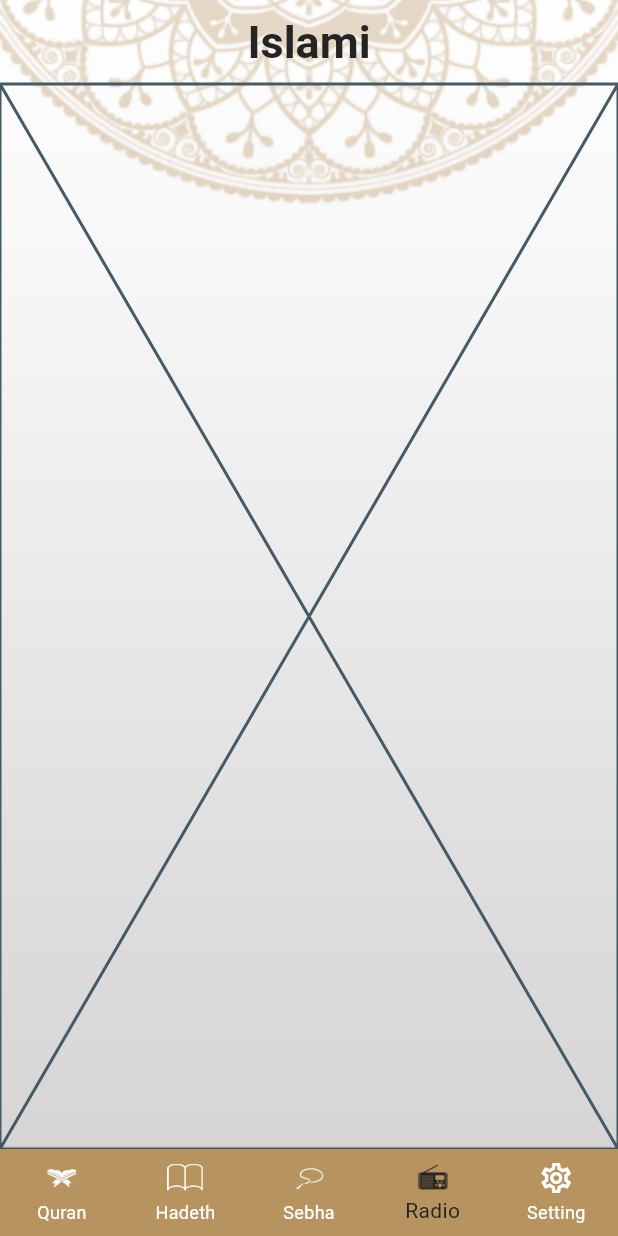
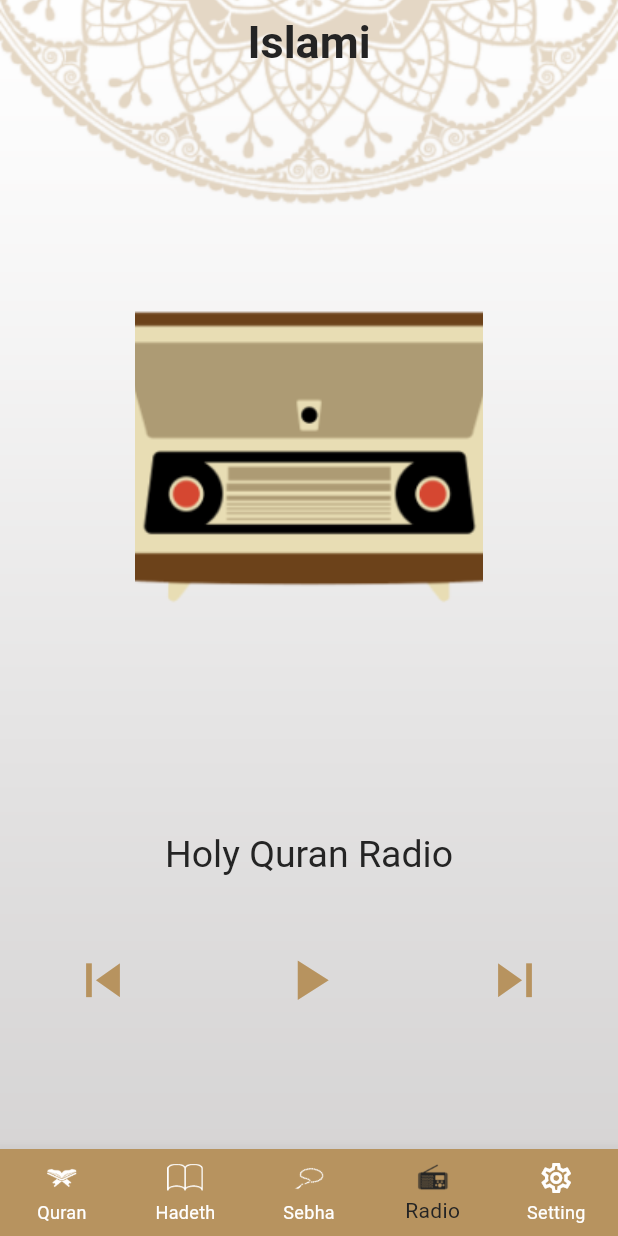
Before and after one commit to michael-3mad87/islami_app, a Flutter app: the screen it shows after launch, item 4 of the bottom bar chosen, on a phone screen of 412 x 824 dp. Run offline on Flutter 3.47's test engine with Material 3 defaults, Android fonts, the phone set to English and light mode, and no system bars; our stand-ins replace shared_preferences; missing offline and left inert: dart:ffi; generated files the repository leaves out were written again.

Commit message:
finish radio tabs ui

```diff
--- a/lib/l10n/app_ar.arb
+++ b/lib/l10n/app_ar.arb
@@ -10,5 +10,6 @@
   "nameOfSura":"اسم السوره",
   "numberOfAyat":"عدد الايات",
   "ahadeths":"الأحاديث",
-  "numberofpraises":"عدد التسبيحات"
+  "numberofpraises":"عدد التسبيحات",
+    "holyQuranRadio":"إذاعة القرآن الكريم"
 }
--- a/lib/l10n/app_en.arb
+++ b/lib/l10n/app_en.arb
@@ -10,5 +10,6 @@
   "nameOfSura":"NameOfSura",
   "numberOfAyat":"NumberOfAyat",
   "ahadeths":"Ahadeth",
-  "numberofpraises":"Number of praises"
+  "numberofpraises":"Number of praises",
+  "holyQuranRadio":"Holy Quran Radio"
 }
--- /dev/null
+++ b/lib/taps/radio/custom_icon.dart
@@ -0,0 +1,20 @@
+import 'dart:ffi';
+
+import 'package:flutter/cupertino.dart';
+import 'package:flutter/material.dart';
+import 'package:flutter/widgets.dart';
+import 'package:islami_app/app_them.dart';
+import 'package:islami_app/taps/setting/settingProvider.dart';
+import 'package:provider/provider.dart';
+class CustomIcon extends StatelessWidget {
+    IconData icon;
+    double size ;
+   CustomIcon({super.key , required this.icon ,required this.size });
+
+  @override
+  Widget build(BuildContext context) {
+      SettingProvider settingProvider = Provider.of<SettingProvider>(context);
+    return Icon(icon , color: settingProvider.themMode== ThemeMode.light ? AppThem.lightPrimary:AppThem.gold, size:size ,);
+
+  }
+}
--- a/lib/taps/radio/radio_tab.dart
+++ b/lib/taps/radio/radio_tab.dart
@@ -1,11 +1,65 @@
+import 'package:flutter/cupertino.dart';
 import 'package:flutter/material.dart';
+import 'package:flutter/widgets.dart';
+import 'package:islami_app/app_them.dart';
+import 'package:islami_app/taps/radio/custom_icon.dart';
+import 'package:islami_app/taps/setting/settingProvider.dart';
+import 'package:provider/provider.dart';
+import 'package:flutter_gen/gen_l10n/app_localizations.dart';
 
 class RadioTabs extends StatelessWidget {
-    static const String routeName = "/RadioTab";
+  static const String routeName = "/RadioTab";
   const RadioTabs({super.key});
 
   @override
   Widget build(BuildContext context) {
-    return const Placeholder();
+    SettingProvider settingProvider = Provider.of<SettingProvider>(context);
+    return Center(
+      child: Column(
+        children: [
+
+          Expanded(
+            flex: 7,
+            child: Column(
+              mainAxisAlignment: MainAxisAlignment.center,
+              children: [
+                Container(
+                  width: 232,
+                  height: 234,
+                  decoration: BoxDecoration(
+                    image: DecorationImage(
+                      image: AssetImage(settingProvider.themMode == ThemeMode.light
+                          ? "assets/images/radio_image.png"
+                          : "assets/images/radio_image.png"),
+                      fit: BoxFit.cover,
+                    ),
+                  ),
+                ),
+              ],
+            ),
+          ),
+          Expanded(
+            flex: 3,
+            child: Container(
+              child: Column(
+                children: [
+                  Text(AppLocalizations.of(context)!.holyQuranRadio,
+                      style: Theme.of(context).textTheme.headlineSmall),
+                      SizedBox(height: 45,),
+                      Row(
+                        mainAxisAlignment: MainAxisAlignment.spaceAround,
+                        children: [
+                          CustomIcon(icon: Icons.skip_previous, size: 45),
+                            CustomIcon(icon: Icons.play_arrow, size: 45),
+                              CustomIcon(icon: Icons.skip_next, size: 45),
+                        ],
+                      )
+                ],
+              ),
+            ),
+          )
+        ],
+      ),
+    );
   }
 }
```
